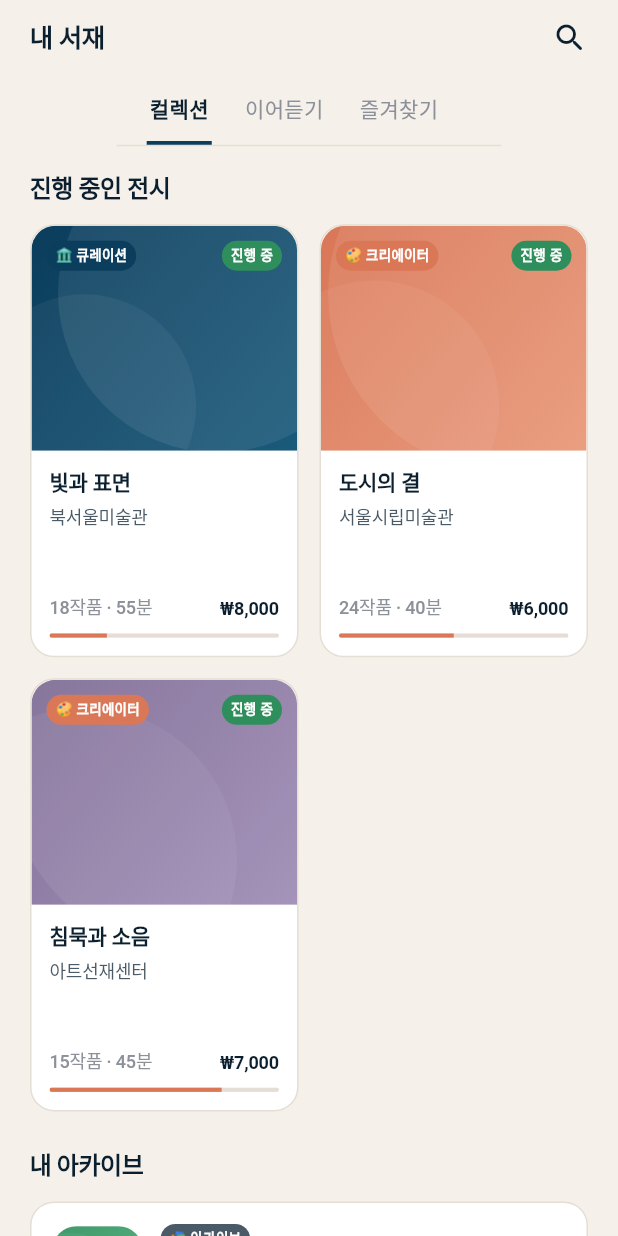
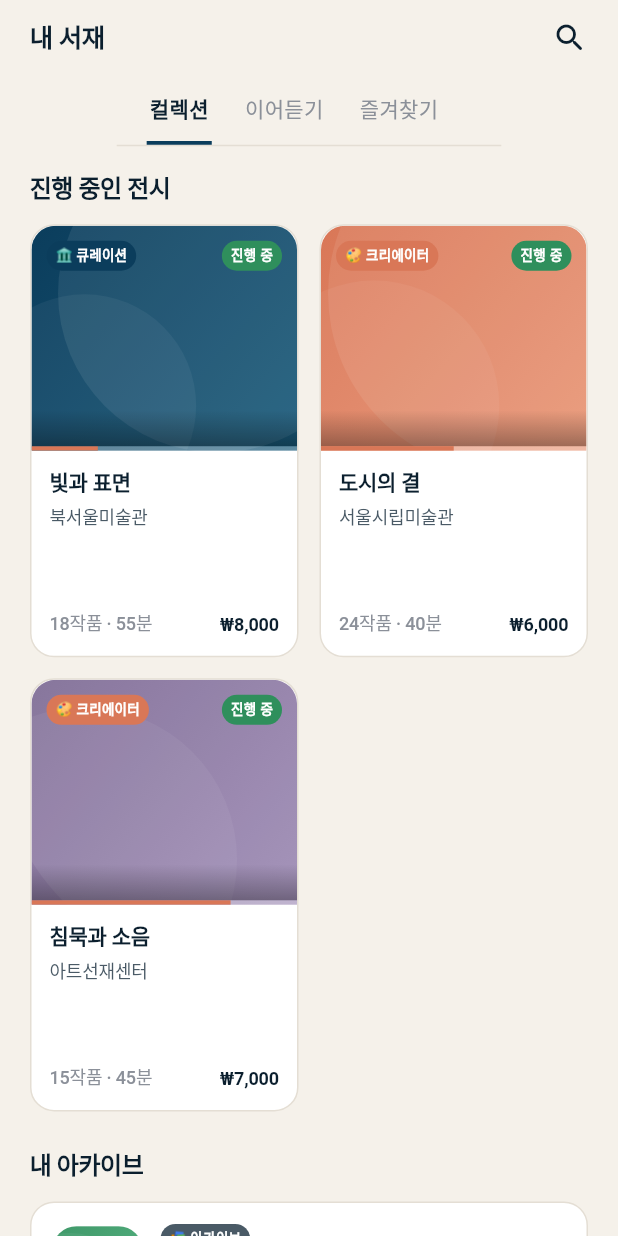
Before and after one commit to freetomove83/guidy-app, a Flutter app: the LibraryScreen screen opened directly, on a phone screen of 412 x 824 dp. Run offline on Flutter 3.47's test engine with Material 3 defaults, Android fonts, the light colour scheme and no system bars; our stand-ins replace audioplayers, shared_preferences; accounts and stored records are empty; Roboto replaces fonts that are missing (Noto Sans KR).

Commit message:
genspark auto-backup

```diff
--- a/lib/widgets/common_widgets.dart
+++ b/lib/widgets/common_widgets.dart
@@ -627,7 +627,12 @@ class ExhibitionCard extends StatelessWidget {
           crossAxisAlignment: CrossAxisAlignment.start,
           children: [
             // ── 이미지 영역: 고정 높이로 텍스트 공간 보장 ──
-            SizedBox(
+            ClipRRect(
+              borderRadius: const BorderRadius.only(
+                topLeft: Radius.circular(16),
+                topRight: Radius.circular(16),
+              ),
+              child: SizedBox(
                 height: 150,
                 child: Stack(
                   fit: StackFit.expand,
@@ -635,10 +640,7 @@ class ExhibitionCard extends StatelessWidget {
                     GuidyCover(
                       seed: exhibition.coverSeed,
                       height: 150,
-                    borderRadius: const BorderRadius.only(
-                      topLeft: Radius.circular(16),
-                      topRight: Radius.circular(16),
-                    ),
+                      borderRadius: BorderRadius.zero,
                     ),
                     Positioned(
                       top: 10, left: 10,
@@ -658,7 +660,50 @@ class ExhibitionCard extends StatelessWidget {
                           )),
                         ),
                       ),
+                    // ── 진행률 바 — ClipRRect 내부라 이미지와 자연스럽게 일체화 ──
+                    if (progressRatio != null)
+                      Positioned(
+                        bottom: 0, left: 0, right: 0,
+                        child: Column(
+                          mainAxisSize: MainAxisSize.min,
+                          children: [
+                            // 그라데이션 마스크: 위쪽 페이드인
+                            Container(
+                              height: 24,
+                              decoration: BoxDecoration(
+                                gradient: LinearGradient(
+                                  begin: Alignment.topCenter,
+                                  end: Alignment.bottomCenter,
+                                  colors: [
+                                    Colors.black.withValues(alpha: 0.0),
+                                    Colors.black.withValues(alpha: 0.32),
                                   ],
+                                ),
+                              ),
+                            ),
+                            // 실제 진행 바: 3px 두께
+                            SizedBox(
+                              height: 3,
+                              child: Row(
+                                children: [
+                                  Flexible(
+                                    flex: (progressRatio! * 1000).round().clamp(1, 1000),
+                                    child: Container(color: GuidyColors.accent),
+                                  ),
+                                  Flexible(
+                                    flex: ((1 - progressRatio!) * 1000).round().clamp(0, 999),
+                                    child: Container(
+                                      color: Colors.white.withValues(alpha: 0.30),
+                                    ),
+                                  ),
+                                ],
+                              ),
+                            ),
+                          ],
+                        ),
+                      ),
+                  ],
+                ),
               ),
             ),
             // ── 텍스트 영역: Expanded로 남은 공간 모두 사용 ──
@@ -713,21 +758,7 @@ class ExhibitionCard extends StatelessWidget {
                             ),
                           ],
                         ),
-                        // 진행 바 — progressRatio 가 있을 때만 표시
-                        if (progressRatio != null) ...[
-                          const SizedBox(height: 8),
-                          ClipRRect(
-                            borderRadius: GuidyRadius.pillBorder,
-                            child: LinearProgressIndicator(
-                              value: progressRatio!.clamp(0.0, 1.0),
-                              backgroundColor: lineC,
-                              valueColor: AlwaysStoppedAnimation<Color>(
-                                GuidyColors.accent,
-                              ),
-                              minHeight: 3,
-                            ),
-                          ),
-                        ],
+
                       ],
                     ),
                   ],
```
Lines whose indentation alone changed are shown as unchanged.
